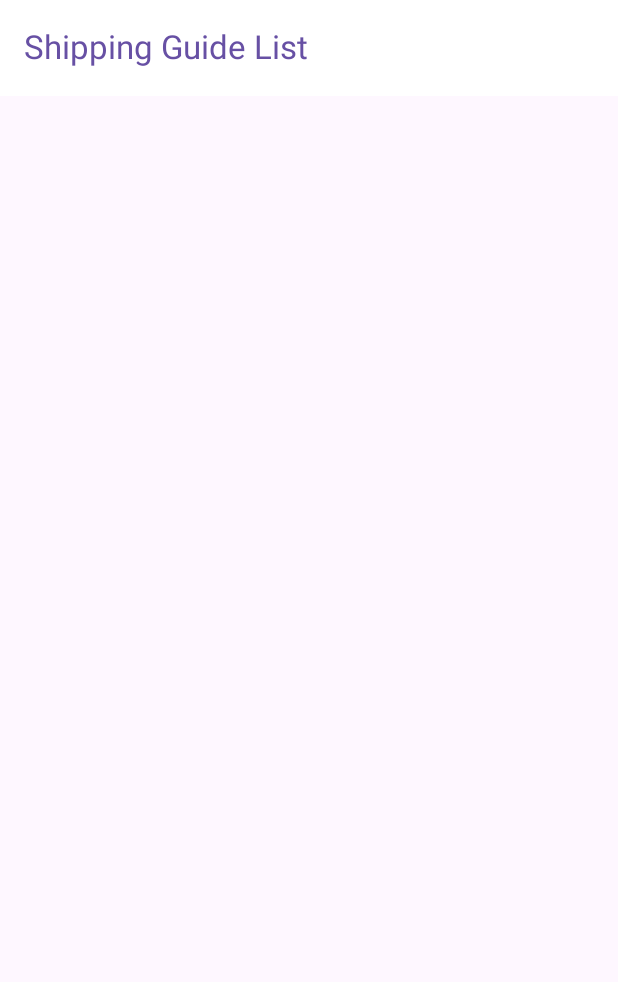
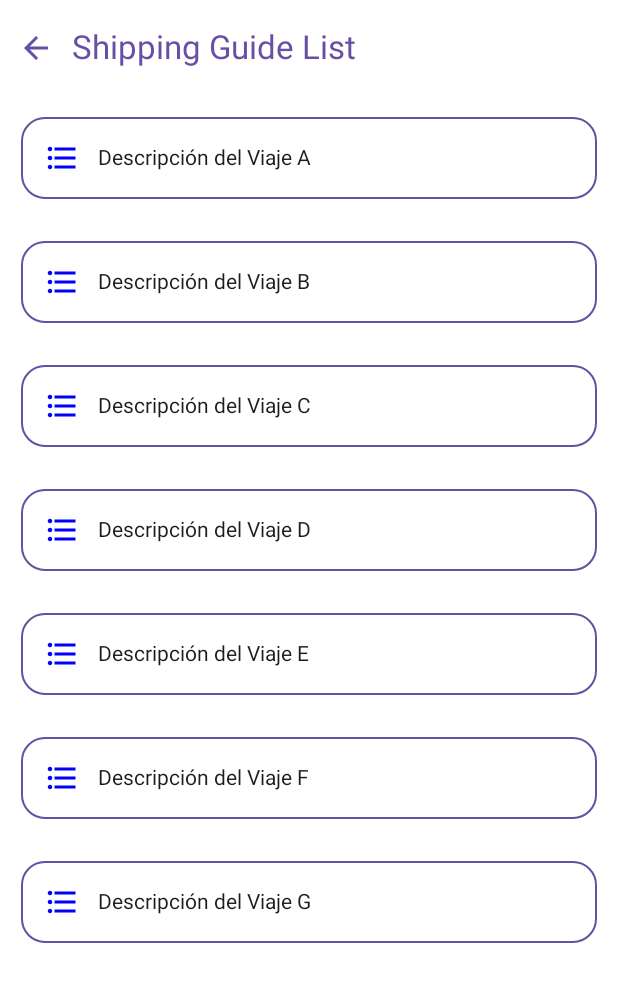
Before and after one commit to carlosjgr7/TeknoCargo, an Android app built with Jetpack Compose: the @Preview function ShipinGuideScreenPreview, on a phone screen of 412 x 824 dp. Shown: the top 982 px of the screen. Run offline under Robolectric (Android 15) with nearby library versions, the phone set to English and light mode, and no system bars.

Commit message:
add multiples changes

```diff
--- a/app/module_structure.gradle.kts
+++ b/app/module_structure.gradle.kts
@@ -1,6 +1,6 @@
 tasks.register("createModuleStructure") {
     doLast {
-        val moduleName = "shipipin_guide"
+        val moduleName = "shipipin_rute"
 
         val baseDir = "${projectDir}/src/main/java/com/delivery/tecnokargo/$moduleName"
         val dirs = listOf(
--- a/app/src/main/java/com/delivery/tecnokargo/components/TopBar.kt
+++ b/app/src/main/java/com/delivery/tecnokargo/components/TopBar.kt
@@ -1,18 +1,21 @@
 package com.delivery.tecnokargo.components
 
+import androidx.compose.foundation.layout.padding
 import androidx.compose.material3.ExperimentalMaterial3Api
 import androidx.compose.material3.MaterialTheme
 import androidx.compose.material3.Text
 import androidx.compose.material3.TopAppBar
 import androidx.compose.material3.TopAppBarDefaults
 import androidx.compose.runtime.Composable
+import androidx.compose.ui.Modifier
 import androidx.compose.ui.focus.FocusRequester.Companion.createRefs
 import androidx.compose.ui.graphics.Color
 import androidx.compose.ui.tooling.preview.Preview
+import androidx.compose.ui.unit.dp
 
 @OptIn(ExperimentalMaterial3Api::class)
 @Composable
-fun TopBar(title: String) {
+fun TopBar(title: String, icon: @Composable () -> Unit = {}) {
     val topAppBarColors = TopAppBarDefaults.topAppBarColors(
         containerColor = MaterialTheme.colorScheme.onSecondary,
         titleContentColor = MaterialTheme.colorScheme.primary,
@@ -21,6 +24,9 @@ fun TopBar(title: String) {
     )
 
     TopAppBar(
+        navigationIcon = {
+            icon()
+        },
         title = { Text(title) },
         colors = topAppBarColors
     )
--- a/app/src/main/java/com/delivery/tecnokargo/core/data/preferences/LocalStorageModule.kt
+++ b/app/src/main/java/com/delivery/tecnokargo/core/di/local/LocalStorageModule.kt
@@ -1,8 +1,7 @@
-package com.delivery.tecnokargo.core.data.preferences
+package com.delivery.tecnokargo.core.di.local
 
 import android.content.Context
 import androidx.datastore.core.DataStore
-import androidx.datastore.dataStore
 import androidx.datastore.preferences.preferencesDataStore
 import dagger.Module
 import dagger.Provides
@@ -11,8 +10,7 @@ import dagger.hilt.android.qualifiers.ApplicationContext
 import dagger.hilt.components.SingletonComponent
 import javax.inject.Singleton
 import androidx.datastore.preferences.core.Preferences
-
-
+import com.delivery.tecnokargo.core.data.preferences.LocalStorage
 
 
 @Module
--- /dev/null
+++ b/app/src/main/java/com/delivery/tecnokargo/mockdata/MockData.kt
@@ -0,0 +1,48 @@
+package com.delivery.tecnokargo.mockdata
+
+import com.delivery.tecnokargo.shipipin_guide.presentation.viewdata.GuideRoute
+import com.delivery.tecnokargo.shipipin_guide.presentation.viewdata.Product
+import com.delivery.tecnokargo.shipipin_guide.presentation.viewdata.TravelRoute
+
+fun mockProducts(): List<Product> {
+    return listOf(
+        Product("P001", "Caja de Productos A", false,"Descripción del Producto A","TR001"),
+        Product("P002", "Caja de Productos B",false, "Descripción del Producto B","TR001"),
+        Product("P003", "Caja de Productos C", true,"Descripción del Producto C","TR001"),
+        Product("P004", "Caja de Productos D", true,"Descripción del Producto D","TR002"),
+        Product("P005", "Caja de Productos E", true,"Descripción del Producto E","TR003"),
+        Product("P006", "Caja de Productos F", false,"Descripción del Producto F","TR004"),
+        Product("P007", "Caja de Productos G", true,"Descripción del Producto G","TR005"),
+        Product("P008", "Caja de Productos H", false,"Descripción del Producto H","TR006"),
+        Product("P009", "Caja de Productos I", false,"Descripción del Producto I","TR007"),
+        Product("P010", "Caja de Productos J", false,"Descripción del Producto J","TR008"),
+
+    )
+}
+
+fun mockTravelRoutes(): List<TravelRoute>{
+    return listOf(
+        TravelRoute("TR001", "1600 Pennsylvania Avenue NW, Washington, DC 20500, USA", "G001",false),
+        TravelRoute("TR002", "Champ de Mars, 5 Avenue Anatole France, 75007 Paris, France", "G001",true),
+        TravelRoute("TR003", "Liberty Island, New York, NY 10004, USA", "G001",true ),
+        TravelRoute("TR004", "London SW1A 1AA, United Kingdom", "G002",false),
+        TravelRoute("TR005", "1600 Pennsylvania Avenue NW, Washington, DC 20500, USA", "G003",true),
+        TravelRoute("TR006", "Champ de Mars, 5 Avenue Anatole France, 75007 Paris, France", "G004",false),
+        TravelRoute("TR007", "Liberty Island, New York, NY 10004, USA", "G005",false),
+        TravelRoute("TR008", "London SW1A 1AA, United Kingdom", "G006",false),
+        TravelRoute("TR009", "1600 Pennsylvania Avenue NW, Washington, DC 20500, USA", "G007",false),
+
+    )
+}
+
+fun mockGuideRoutes(): List<GuideRoute>{
+    return listOf(
+        GuideRoute("G001",  "Descripción del Viaje A"),
+        GuideRoute("G002",  "Descripción del Viaje B"),
+        GuideRoute("G003",  "Descripción del Viaje C"),
+        GuideRoute("G004",  "Descripción del Viaje D"),
+        GuideRoute("G005",  "Descripción del Viaje E"),
+        GuideRoute("G006",  "Descripción del Viaje F"),
+        GuideRoute("G007",  "Descripción del Viaje G"),
+    )
+}
--- a/app/src/main/java/com/delivery/tecnokargo/shipipin_guide/presentation/ui/ShippingGuideScreen.kt
+++ b/app/src/main/java/com/delivery/tecnokargo/shipipin_guide/presentation/ui/ShippingGuideScreen.kt
@@ -1,28 +1,129 @@
 package com.delivery.tecnokargo.shipipin_guide.presentation.ui
 
 import android.annotation.SuppressLint
+import androidx.compose.foundation.Image
+import androidx.compose.foundation.background
+import androidx.compose.foundation.border
+import androidx.compose.foundation.clickable
+import androidx.compose.foundation.layout.Box
+import androidx.compose.foundation.layout.PaddingValues
+import androidx.compose.foundation.layout.Row
+import androidx.compose.foundation.layout.Spacer
+import androidx.compose.foundation.layout.fillMaxSize
+import androidx.compose.foundation.layout.fillMaxWidth
+import androidx.compose.foundation.layout.padding
+import androidx.compose.foundation.lazy.LazyColumn
+import androidx.compose.material3.Icon
+import androidx.compose.material3.MaterialTheme
 import androidx.compose.material3.Scaffold
+import androidx.compose.material3.Text
 import androidx.compose.runtime.Composable
+import androidx.compose.ui.Alignment.Companion.CenterVertically
+import androidx.compose.ui.Modifier
+import androidx.compose.ui.draw.clip
+import androidx.compose.ui.graphics.Color
+import androidx.compose.ui.graphics.ColorFilter
+import androidx.compose.ui.res.painterResource
 import androidx.compose.ui.tooling.preview.Preview
+import androidx.compose.ui.unit.dp
+import com.delivery.tecnokargo.R
 import com.delivery.tecnokargo.components.TopBar
+import com.delivery.tecnokargo.core.navigations.Routes
+import com.delivery.tecnokargo.mockdata.mockGuideRoutes
+import com.delivery.tecnokargo.shipipin_guide.presentation.viewdata.GuideRoute
 
 @SuppressLint("UnusedMaterial3ScaffoldPaddingParameter")
 @Composable
-fun ShipinGuideScreen(){
+fun ShipinGuideScreen(
+    advance: (String) -> Unit = {}
+) {
+    Scaffold(
+        topBar = {
+            TopBar("Shipping Guide List") {
+                Icon(
+                    modifier = Modifier
+                        .padding(horizontal = 8.dp)
+                        .clickable { advance(Routes.Back.route) },
+                    painter = painterResource(R.drawable.baseline_arrow_back_24),
+                    contentDescription = "back",
+                    tint = MaterialTheme.colorScheme.primary
+                )
+            }
+        },
+        content = { paddingValues ->
+            ShippingGuideContent(
+                paddingValues,
+                selected = {
+                    advance(it)
+                }
 
-    Scaffold (
-        topBar = { TopBar("Shipping Guide List") },
-        content = {
-            ShippingGuideContent()
-        }
-    )
+            )
+        },
+
+        )
 
 }
 
 @Composable
-fun ShippingGuideContent() {
+fun ShippingGuideContent(
+    paddingValues: PaddingValues,
+    selected: (String) -> Unit = {}
+) {
+    val guideRoutes = mockGuideRoutes()
+    LazyColumn(
+        modifier = Modifier
+            .background(MaterialTheme.colorScheme.onSecondary)
+            .fillMaxSize(),
+        contentPadding = paddingValues
+    ) {
+        items(guideRoutes.size) { cont ->
+            CardContent(
+                guideRoutes[cont],
+                selected = {
+                    selected(it.id)
+                }
+            )
+        }
+    }
 
+}
 
+@Composable
+fun CardContent(
+    guideRoute: GuideRoute,
+    modifier: Modifier = Modifier,
+    selected: (GuideRoute) -> Unit = {}
+) {
+    Box(
+        modifier
+            .fillMaxSize()
+            .padding(14.dp)
+            .clip(MaterialTheme.shapes.medium)
+            .border(
+                width = 1.dp,
+                color = MaterialTheme.colorScheme.primary,
+                shape = MaterialTheme.shapes.large
+            )
+            .clickable {
+                selected(guideRoute)
+            },
+
+        ) {
+        Row(
+            modifier = Modifier
+                .fillMaxWidth()
+                .padding(15.dp),
+            verticalAlignment = CenterVertically,
+        ) {
+            Image(
+                painter = painterResource(R.drawable.baseline_format_list_bulleted_24),
+                contentDescription = "icon list",
+                colorFilter = ColorFilter.tint(Color.Blue)
+            )
+            Spacer(modifier = Modifier.padding(6.dp))
+            Text(text = guideRoute.description)
+        }
+    }
 }
 
 
--- a/app/src/main/java/com/delivery/tecnokargo/ui/theme/Color.kt
+++ b/app/src/main/java/com/delivery/tecnokargo/ui/theme/Color.kt
@@ -16,6 +16,9 @@ val Teal200 = Color(0xFF1A2657)
 
 
 val md_theme_primary = Color(0xFF9EA8BD)
+val md_cheking = Color(0xFF76D277)
+val md_cheking_error = Color(0xFFAB2D25)
+
 
 
 val md_theme_light_primary = Color(0xFFFFFFFF)
--- /dev/null
+++ b/app/src/main/res/drawable/baseline_arrow_back_24.xml
@@ -0,0 +1,5 @@
+<vector xmlns:android="http://schemas.android.com/apk/res/android" android:autoMirrored="true" android:height="24dp" android:tint="#000000" android:viewportHeight="24" android:viewportWidth="24" android:width="24dp">
+
+    <path android:fillColor="@android:color/white" android:pathData="M20,11H7.83l5.59,-5.59L12,4l-8,8 8,8 1.41,-1.41L7.83,13H20v-2z"/>
+
+</vector>
--- /dev/null
+++ b/app/src/main/res/drawable/baseline_format_list_bulleted_24.xml
@@ -0,0 +1,5 @@
+<vector xmlns:android="http://schemas.android.com/apk/res/android" android:autoMirrored="true" android:height="24dp" android:tint="#000000" android:viewportHeight="24" android:viewportWidth="24" android:width="24dp">
+
+    <path android:fillColor="@android:color/white" android:pathData="M4,10.5c-0.83,0 -1.5,0.67 -1.5,1.5s0.67,1.5 1.5,1.5 1.5,-0.67 1.5,-1.5 -0.67,-1.5 -1.5,-1.5zM4,4.5c-0.83,0 -1.5,0.67 -1.5,1.5S3.17,7.5 4,7.5 5.5,6.83 5.5,6 4.83,4.5 4,4.5zM4,16.5c-0.83,0 -1.5,0.68 -1.5,1.5s0.68,1.5 1.5,1.5 1.5,-0.68 1.5,-1.5 -0.67,-1.5 -1.5,-1.5zM7,19h14v-2L7,17v2zM7,13h14v-2L7,11v2zM7,5v2h14L21,5L7,5z"/>
+
+</vector>
```
Also changed, not shown: app/src/main/java/com/delivery/tecnokargo/MainActivity.kt (+2 -25 lines), app/src/main/java/com/delivery/tecnokargo/core/data/preferences/LocalStorage.kt (+10 -4 lines), app/src/main/java/com/delivery/tecnokargo/core/navigations/AppNavigation.kt (+76 -0 lines), app/src/main/java/com/delivery/tecnokargo/core/navigations/Routes.kt (+8 -4 lines), app/src/main/java/com/delivery/tecnokargo/main/presentation/ui/MainScreen.kt (+54 -23 lines), app/src/main/java/com/delivery/tecnokargo/shipipin_guide/presentation/mockdata/MockData.kt (deleted, +0 -42 lines), app/src/main/java/com/delivery/tecnokargo/shipipin_guide/presentation/viewdata/ModelListGuide.kt (+8 -6 lines), app/src/main/java/com/delivery/tecnokargo/shipipin_rute/presentation/ui/ShippingGuideRute.kt (added, +166 -0 lines), app/src/main/java/com/delivery/tecnokargo/ui/theme/Theme.kt (+5 -4 lines), app/src/main/res/drawable/map.webp (added), app/src/main/res/drawable/start_truck.webp (added).
